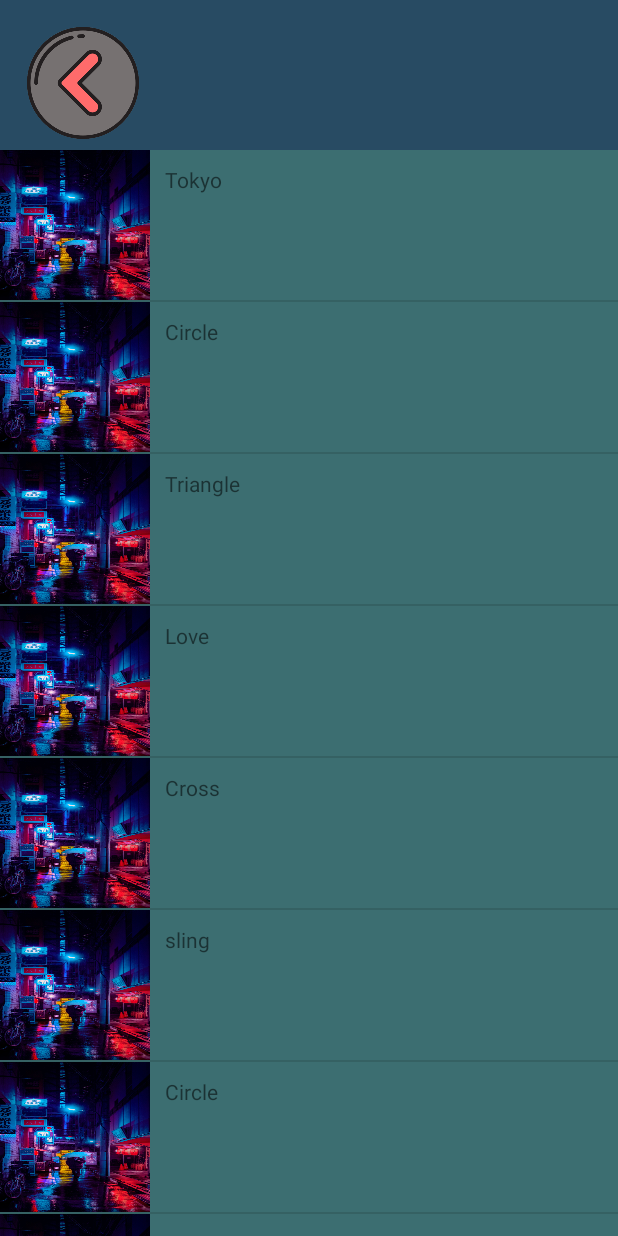
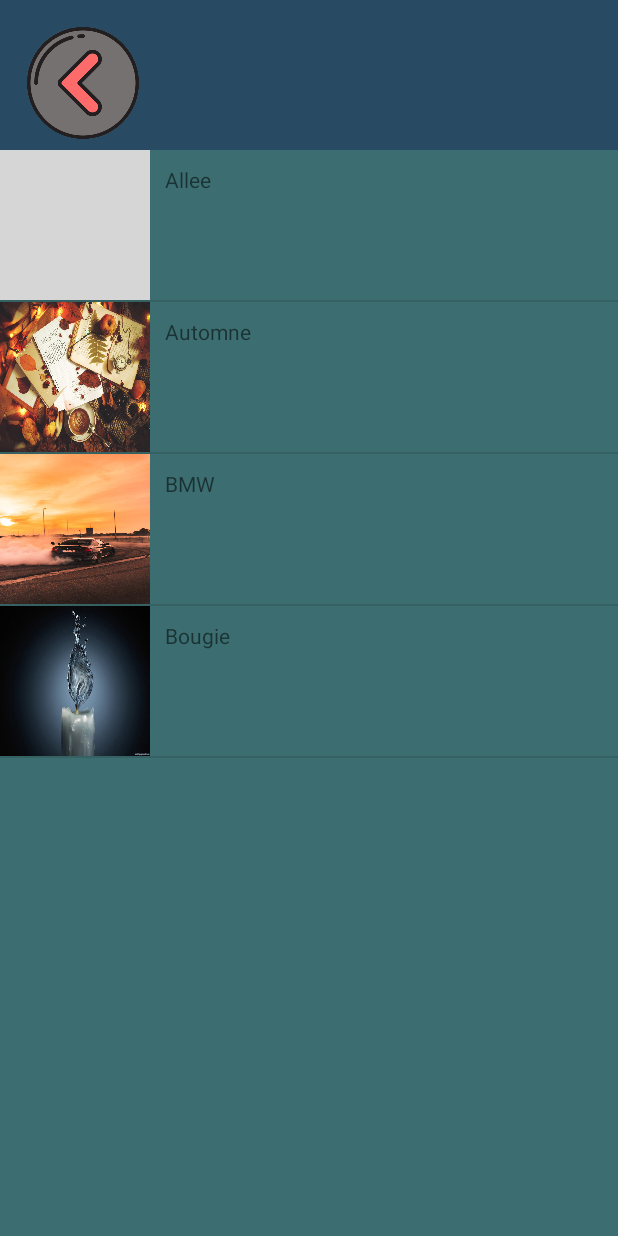
Before and after one commit to estesiee/Pinder_project_E4, an Android app: the screen it shows after launch (Gallery), on a phone screen of 412 x 824 dp. Run offline under Robolectric (Android 15) with nearby library versions, the phone set to English and light mode, and no system bars; our stand-ins replace navigation-ui; grey boxes are pictures that could not be loaded.

Commit message:
Fonctionnal Update without preferencies

```diff
--- a/app/src/main/java/com/example/pinder_project_e4/Gallery.java
+++ b/app/src/main/java/com/example/pinder_project_e4/Gallery.java
@@ -29,25 +29,23 @@ public class Gallery extends AppCompatActivity {
 
     ImageButton toHome;
     RecyclerView recyclerView;
-    ArrayList<String> data;
+    ArrayList<String> dataName;
+    ArrayList<Integer> dataId;
     RVAdapter rvAdapter;
     final String TAG = "Gallery";
 
-    void initData() {
-        data = new ArrayList<>();
-        data.add("Tokyo");
-        data.add("Circle");
-        data.add("Triangle");
-        data.add("Love");
-        data.add("Cross");
-        data.add("sling");
-        data.add("Circle");
-        data.add("Circle");
-        data.add("Circle");
-        data.add("Circle");
-        data.add("Circle");
-        data.add("Circle");
+    void initdata() {
+        dataName = new ArrayList<String>();
+        dataName.add("Allee");
+        dataName.add("Automne");
+        dataName.add("BMW");
+        dataName.add("Bougie");
 
+        dataId = new ArrayList<Integer>();
+        dataId.add(R.drawable.allee);
+        dataId.add(R.drawable.automne);
+        dataId.add(R.drawable.bmw);
+        dataId.add(R.drawable.bougie);
     }
 
     private AppBarConfiguration appBarConfiguration;
@@ -57,8 +55,8 @@ public class Gallery extends AppCompatActivity {
         super.onCreate(savedInstanceState);
         setContentView(R.layout.gallery_page);
 
-        initData();
-        rvAdapter = new RVAdapter(data);
+        initdata();
+        rvAdapter = new RVAdapter(dataName,dataId);
         recyclerView = (RecyclerView) findViewById(R.id.rv_fruits);
         recyclerView.setAdapter(rvAdapter);
         recyclerView.setLayoutManager(new LinearLayoutManager(this, LinearLayoutManager.VERTICAL, false));
@@ -77,13 +75,13 @@ public class Gallery extends AppCompatActivity {
 
                             @Override
                             public void onItemTouch(View view, int position) { //define custom code when touching an item
-                                String value = "walpaper applied";
+                                String value = "wallpaper applied";
                                 Log.d(TAG, value);
                                 Toast.makeText(Gallery.this, value, Toast.LENGTH_SHORT).show();
                                 try {
                                     // set the wallpaper by calling the setResource function and
                                     // passing the drawable file
-                                    wallpaperManager.setResource(R.drawable.terre);
+                                    wallpaperManager.setResource(dataId.get(position));
                                 } catch (IOException e) {
                                     // here the errors can be logged instead of printStackTrace
                                     e.printStackTrace();
--- a/app/src/main/java/com/example/pinder_project_e4/RVAdapter.java
+++ b/app/src/main/java/com/example/pinder_project_e4/RVAdapter.java
@@ -2,6 +2,7 @@ package com.example.pinder_project_e4;
 
 import android.view.LayoutInflater;
 import android.view.View;
+import android.widget.ImageView;
 import android.view.ViewGroup;
 import android.widget.TextView;
 
@@ -12,19 +13,23 @@ import java.util.List;
 
 public class RVAdapter extends RecyclerView.Adapter<RVAdapter.ItemViewHolder> {
 
-    List<String> dataList;
+    List<String> dataNameList;
+    List<Integer> dataIdList;
 
     public class ItemViewHolder extends RecyclerView.ViewHolder {
         TextView txt;
+        ImageView img;
 
         public ItemViewHolder(View itemView) {
             super(itemView);
             txt = (TextView) itemView.findViewById(R.id.txt);
+            img = (ImageView) itemView.findViewById(R.id.wallpaper);
         }
     }
 
-    public RVAdapter(List<String> dataList) {
-        this.dataList = dataList;
+    public RVAdapter(List<String> dataNameList, List<Integer> dataIdList ) {
+        this.dataNameList = dataNameList;
+        this.dataIdList = dataIdList;
     }
 
     @Override
@@ -38,23 +43,24 @@ public class RVAdapter extends RecyclerView.Adapter<RVAdapter.ItemViewHolder> {
 
     @Override
     public void onBindViewHolder(ItemViewHolder holder, int position) {
-        holder.txt.setText(dataList.get(position));
+        holder.txt.setText(dataNameList.get(position));
+        holder.img.setImageResource(dataIdList.get(position));
     }
 
     @Override
     public int getItemCount() {
-        return dataList.size();
+        return dataNameList.size();
     }
 
 
 
     public void removeItem(int position) {
-        dataList.remove(position);
+        dataNameList.remove(position);
         notifyItemRemoved(position);
     }
 
     public void swapItems(int firstPosition, int secondPosition) {
-        Collections.swap(dataList, firstPosition, secondPosition);
+        Collections.swap(dataNameList, firstPosition, secondPosition);
         notifyItemMoved(firstPosition, secondPosition);
     }
 }
```
